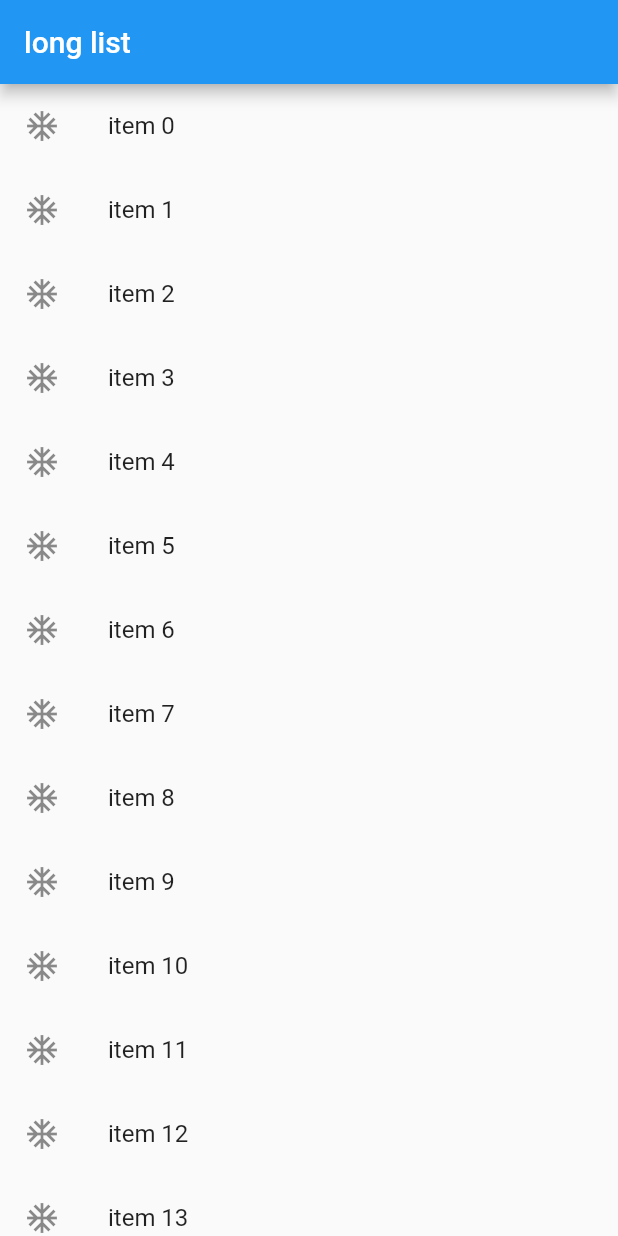
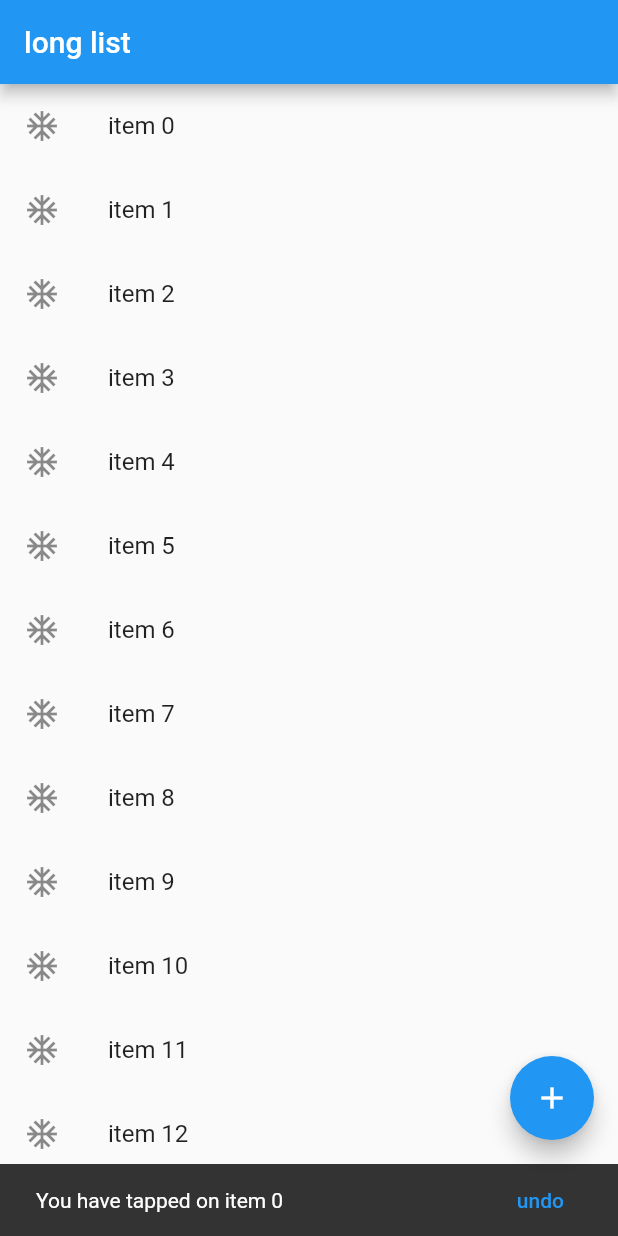
Before and after one commit to Ezlan97/basic_flutter, a Flutter app: the screen it shows after launch, after a tap on an icon or button, on a phone screen of 412 x 824 dp. Run offline on Flutter 3.47's test engine with Material 2 defaults, Android fonts, the phone set to English and light mode, and no system bars.

Commit message:
Feat | snackbar and floating button

```diff
--- a/lib/main.dart
+++ b/lib/main.dart
@@ -8,8 +8,14 @@ void main() {
     home: Scaffold(
       appBar: AppBar(title: Text('long list'),),
       body: getListView(),
+      floatingActionButton: FloatingActionButton(
+        onPressed: () => debugPrint('clicked'),
+        child: Icon(Icons.add),
+        tooltip: 'Add more item to the list!',
+        ),
+      ),
     ),
-  ));
+  );
 }
 
 // Widget getListView() {
@@ -48,7 +54,7 @@ Widget getListView() {
         title: Text(listItems[index]),
         leading: Icon(Icons.ac_unit),
         onTap: () {
-          debugPrint('${listItems[index]} was tapped');
+          showSnackBar(context,listItems[index]);
         },
       );
     }
@@ -56,3 +62,15 @@ Widget getListView() {
 
   return listViews;
 }
+
+void showSnackBar(BuildContext context, String item) {
+  var snackBar = SnackBar(
+    content: Text('You have tapped on $item'),
+    action: SnackBarAction(
+      label: 'undo',
+      onPressed: () => debugPrint('undo deleted item'),
+    ),
+  );
+
+  Scaffold.of(context).showSnackBar(snackBar);
+}
```
